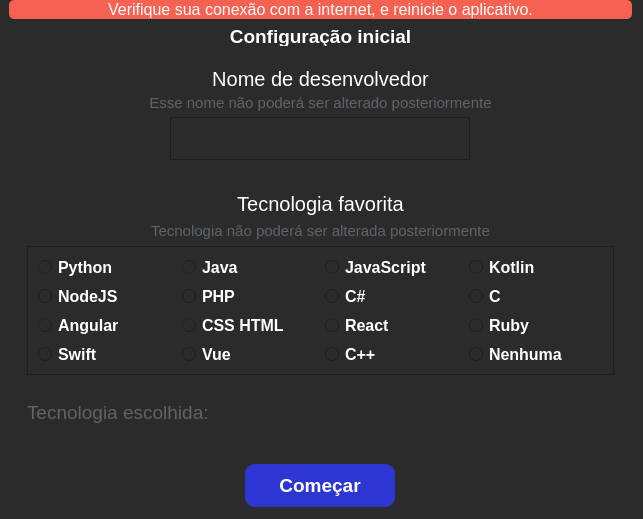
Old version of the form .ui/login.ui in the repository ryanbsdeveloper/opensource-chat.
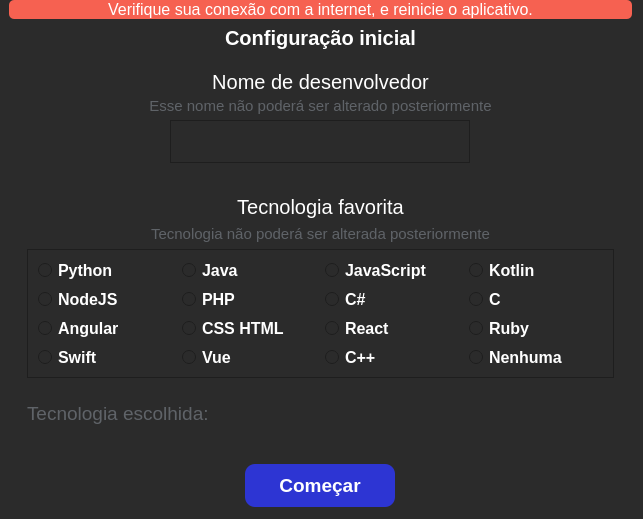
New version of the form. Icons and pictures are not drawn.

```diff
--- a/.ui/login.ui
+++ b/.ui/login.ui
@@ -115,12 +115,12 @@
         <property name="maximumSize">
          <size>
           <width>16777215</width>
-          <height>20</height>
+          <height>23</height>
          </size>
         </property>
         <property name="font">
          <font>
-          <pointsize>14</pointsize>
+          <pointsize>15</pointsize>
           <weight>75</weight>
           <bold>true</bold>
          </font>
```
